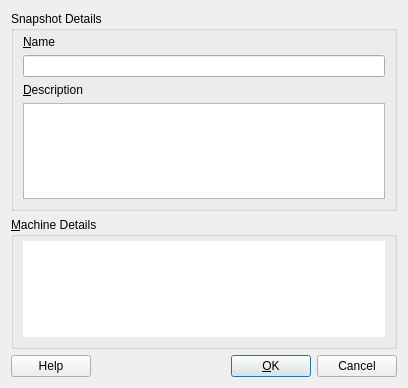
Before: the Qt Designer form vbox/src/VBox/Frontends/VirtualBox4/ui/VBoxSnapshotDetailsDlg.ui in jljuxgm/vboxgit, drawn with Qt 5.
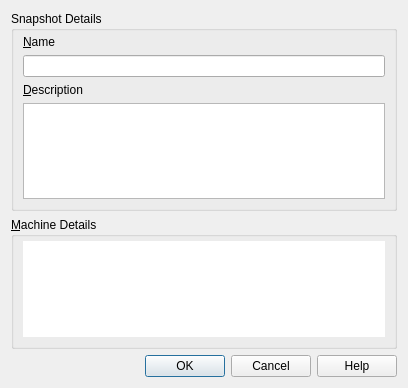
After: the same form once the commit is applied. Icons and pictures are not drawn. Custom widgets are drawn as their Qt base class.

The edit to the form file:
```diff
--- a/vbox/src/VBox/Frontends/VirtualBox4/ui/VBoxSnapshotDetailsDlg.ui
+++ b/vbox/src/VBox/Frontends/VirtualBox4/ui/VBoxSnapshotDetailsDlg.ui
@@ -107,51 +107,21 @@
     </widget>
    </item>
    <item>
-    <layout class="QHBoxLayout" >
-     <item>
-      <widget class="QPushButton" name="mBtnHelp" >
-       <property name="text" >
-        <string>Help</string>
-       </property>
-       <property name="shortcut" >
-        <string>F1</string>
-       </property>
-      </widget>
-     </item>
-     <item>
-      <spacer>
-       <property name="orientation" >
-        <enum>Qt::Horizontal</enum>
-       </property>
-       <property name="sizeHint" >
-        <size>
-         <width>40</width>
-         <height>20</height>
-        </size>
-       </property>
-      </spacer>
-     </item>
-     <item>
-      <widget class="QPushButton" name="mBtnOk" >
-       <property name="text" >
-        <string>&amp;OK</string>
-       </property>
-       <property name="default" >
-        <bool>true</bool>
-       </property>
-      </widget>
-     </item>
-     <item>
-      <widget class="QPushButton" name="mBtnCancel" >
-       <property name="text" >
-        <string>Cancel</string>
-       </property>
-      </widget>
-     </item>
-    </layout>
+    <widget class="QIDialogButtonBox" name="mButtonBox" >
+     <property name="standardButtons" >
+      <set>QDialogButtonBox::Cancel|QDialogButtonBox::Help|QDialogButtonBox::NoButton|QDialogButtonBox::Ok</set>
+     </property>
+    </widget>
    </item>
   </layout>
  </widget>
+ <customwidgets>
+  <customwidget>
+   <class>QIDialogButtonBox</class>
+   <extends>QDialogButtonBox</extends>
+   <header>QIDialogButtonBox.h</header>
+  </customwidget>
+ </customwidgets>
  <resources>
   <include location="../VirtualBox.qrc" />
  </resources>
```
Left out of the diff: 52 changed lines with no effect on the pictures.
